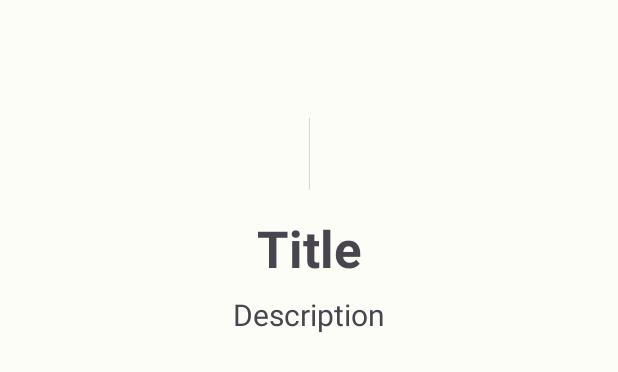
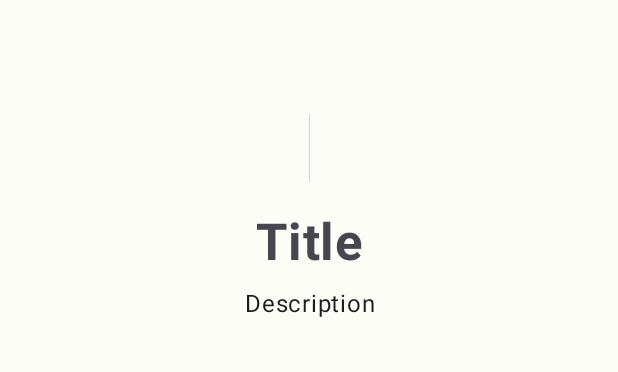
Before and after one commit to hexley21/CoinFuse, an Android app: the layout item_walk_through.xml on its own in the app's theme, with its tools: preview values and no code run, on a phone screen of 412 x 824 dp. Shown: the top 372 px of the screen. Run offline under Robolectric (Android 15) with nearby library versions, the phone set to English and light mode, and no system bars.

Commit message:
feat(ui): update layouts and content
Fix grammar issues
Add new google's material views
Remove unused resource from coin details

```diff
--- a/app/src/main/res/layout/item_walk_through.xml
+++ b/app/src/main/res/layout/item_walk_through.xml
@@ -13,7 +13,6 @@
         android:layout_height="wrap_content"
         android:padding="30dp">
 
-
         <androidx.constraintlayout.widget.Guideline
             android:id="@+id/gl_start"
             android:layout_width="wrap_content"
@@ -28,7 +27,7 @@
             android:orientation="horizontal"
             app:layout_constraintGuide_percent="0.50" />
 
-        <ImageView
+        <androidx.appcompat.widget.AppCompatImageView
             android:id="@+id/img_walk_through"
             android:layout_width="wrap_content"
             android:layout_height="0dp"
@@ -39,30 +38,31 @@
             app:layout_constraintTop_toTopOf="@+id/gl_start"
             tools:srcCompat="@tools:sample/avatars" />
 
-        <TextView
+        <com.google.android.material.textview.MaterialTextView
             android:id="@+id/tv_walk_through_title"
             android:layout_width="wrap_content"
             android:layout_height="wrap_content"
             android:layout_margin="16dp"
+            android:textAppearance="?attr/textAppearanceHeadline4"
             android:elegantTextHeight="true"
             android:text="@{title}"
             android:textAlignment="center"
-            android:textSize="34sp"
             android:textStyle="bold"
             app:layout_constraintEnd_toEndOf="parent"
             app:layout_constraintStart_toStartOf="parent"
             app:layout_constraintTop_toTopOf="@+id/gl_end"
             tools:text="Title" />
 
-        <TextView
+        <com.google.android.material.textview.MaterialTextView
             android:id="@+id/tv_walk_through_description"
             android:layout_width="wrap_content"
             android:layout_height="wrap_content"
             android:layout_margin="8dp"
             android:elegantTextHeight="true"
+            android:gravity="center"
             android:text="@{description}"
             android:textAlignment="center"
-            android:textSize="20sp"
+            android:textAppearance="?attr/textAppearanceBodyLarge"
             app:layout_constraintEnd_toEndOf="parent"
             app:layout_constraintStart_toStartOf="parent"
             app:layout_constraintTop_toBottomOf="@+id/tv_walk_through_title"
--- a/app/src/main/res/values/strings.xml
+++ b/app/src/main/res/values/strings.xml
@@ -1,7 +1,5 @@
 <resources>
     <string name="app_name" translatable="false">Crypto Numismatist</string>
-    <!-- TODO: Remove or change this placeholder text -->
-    <string name="hello_blank_fragment" translatable="false">Hello blank fragment</string>
 
     <!-- Welcome -->
     <string name="btn_next">Next</string>
@@ -13,9 +11,9 @@
     <string name="title_explore">Explore</string>
     <string name="title_analyze">Analyze</string>
     <!-- Descriptions -->
-    <string name="desc_welcome">To Crypto Numismatist Application. \n Live cryptocurrency market cap, prices and more</string>
+    <string name="desc_welcome">Crypto Numismatist\n provides Live cryptocurrency market capitalization, prices and more</string>
     <string name="desc_explore">Price History, Markets &amp; Latest changes of every Crypto Currency.</string>
-    <string name="desc_analyze">Provided data with easy and compact design &amp; share with your friends.</string>
+    <string name="desc_analyze">Data in easy and compact readable way &amp; share latest information with your friends.</string>
     <!-- Images -->
     <drawable name="img_welcome">@drawable/logo</drawable>
     <drawable name="img_explore">@drawable/coin</drawable>
```
Also changed, not shown: app/src/main/res/layout/fragment_coin_details.xml (+1 -9 lines), app/src/main/res/layout/fragment_welcome.xml (+4 -4 lines).
